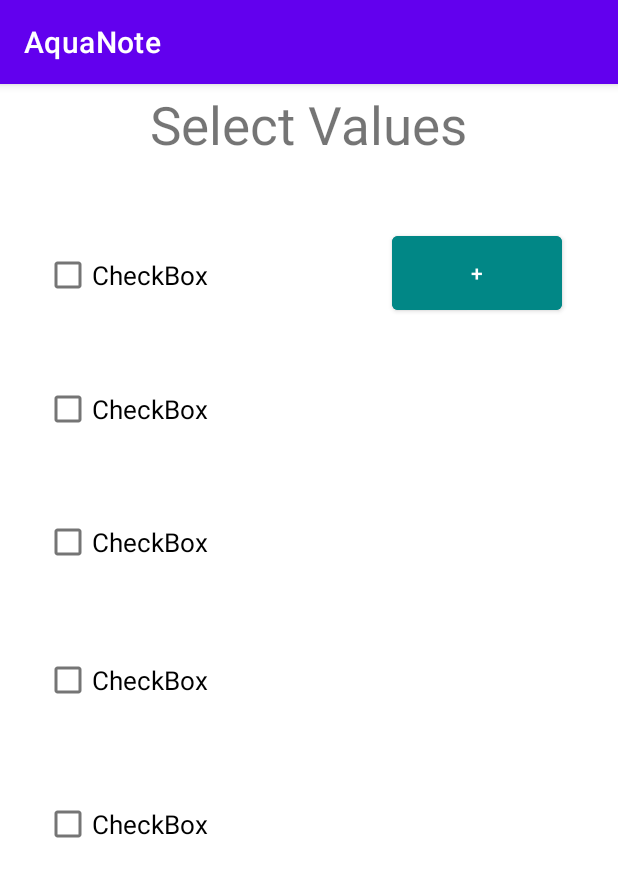
After one commit to ObachtMichi/AquaNote, an Android app: the SelectValuesStart screen opened directly, with no data from a screen before it, on a phone screen of 412 x 824 dp. The commit adds this screen. Shown: the top 877 px of the screen. Run offline under Robolectric (Android 15) with nearby library versions, the light colour scheme and no system bars.

Commit message:
Overhaul startscreen

```diff
--- /dev/null
+++ b/app/src/main/java/com/example/aquanote/SelectValuesStart.java
@@ -0,0 +1,14 @@
+package com.example.aquanote;
+
+import androidx.appcompat.app.AppCompatActivity;
+
+import android.os.Bundle;
+
+public class SelectValuesStart extends AppCompatActivity {
+
+    @Override
+    protected void onCreate(Bundle savedInstanceState) {
+        super.onCreate(savedInstanceState);
+        setContentView(R.layout.activity_select_values_start);
+    }
+}
--- /dev/null
+++ b/app/src/main/res/layout/activity_select_values_start.xml
@@ -0,0 +1,100 @@
+<?xml version="1.0" encoding="utf-8"?>
+<androidx.constraintlayout.widget.ConstraintLayout xmlns:android="http://schemas.android.com/apk/res/android"
+    xmlns:app="http://schemas.android.com/apk/res-auto"
+    xmlns:tools="http://schemas.android.com/tools"
+    android:layout_width="match_parent"
+    android:layout_height="match_parent"
+    tools:context=".SelectValuesStart">
+
+    <TextView
+        android:id="@+id/immSelectValues"
+        android:layout_width="wrap_content"
+        android:layout_height="wrap_content"
+        android:text="Select Values"
+        android:textSize="35dp"
+        app:layout_constraintBottom_toBottomOf="parent"
+        app:layout_constraintEnd_toEndOf="parent"
+        app:layout_constraintHorizontal_bias="0.497"
+        app:layout_constraintStart_toStartOf="parent"
+        app:layout_constraintTop_toTopOf="parent"
+        app:layout_constraintVertical_bias="0.005" />
+
+    <CheckBox
+        android:id="@+id/checkBox"
+        android:layout_width="174dp"
+        android:layout_height="59dp"
+        android:text="CheckBox"
+        android:textSize="17sp"
+        app:layout_constraintBottom_toBottomOf="parent"
+        app:layout_constraintEnd_toEndOf="parent"
+        app:layout_constraintHorizontal_bias="0.122"
+        app:layout_constraintStart_toStartOf="parent"
+        app:layout_constraintTop_toTopOf="@+id/immSelectValues"
+        app:layout_constraintVertical_bias="0.134" />
+
+    <CheckBox
+        android:id="@+id/checkBox4"
+        android:layout_width="174dp"
+        android:layout_height="59dp"
+        android:text="CheckBox"
+        android:textSize="17sp"
+        app:layout_constraintBottom_toBottomOf="parent"
+        app:layout_constraintEnd_toEndOf="parent"
+        app:layout_constraintHorizontal_bias="0.122"
+        app:layout_constraintStart_toStartOf="parent"
+        app:layout_constraintTop_toTopOf="@+id/immSelectValues"
+        app:layout_constraintVertical_bias="0.261" />
+
+    <CheckBox
+        android:id="@+id/checkBox5"
+        android:layout_width="174dp"
+        android:layout_height="59dp"
+        android:text="CheckBox"
+        android:textSize="17sp"
+        app:layout_constraintBottom_toBottomOf="parent"
+        app:layout_constraintEnd_toEndOf="parent"
+        app:layout_constraintHorizontal_bias="0.122"
+        app:layout_constraintStart_toStartOf="parent"
+        app:layout_constraintTop_toTopOf="@+id/immSelectValues"
+        app:layout_constraintVertical_bias="0.387" />
+
+    <CheckBox
+        android:id="@+id/checkBox6"
+        android:layout_width="174dp"
+        android:layout_height="59dp"
+        android:text="CheckBox"
+        android:textSize="17sp"
+        app:layout_constraintBottom_toBottomOf="parent"
+        app:layout_constraintEnd_toEndOf="parent"
+        app:layout_constraintHorizontal_bias="0.122"
+        app:layout_constraintStart_toStartOf="parent"
+        app:layout_constraintTop_toTopOf="@+id/immSelectValues"
+        app:layout_constraintVertical_bias="0.517" />
+
+    <CheckBox
+        android:id="@+id/checkBox7"
+        android:layout_width="174dp"
+        android:layout_height="59dp"
+        android:text="CheckBox"
+        android:textSize="17sp"
+        app:layout_constraintBottom_toBottomOf="parent"
+        app:layout_constraintEnd_toEndOf="parent"
+        app:layout_constraintHorizontal_bias="0.122"
+        app:layout_constraintStart_toStartOf="parent"
+        app:layout_constraintTop_toTopOf="@+id/immSelectValues"
+        app:layout_constraintVertical_bias="0.653" />
+
+    <Button
+        android:id="@+id/button"
+        android:layout_width="113dp"
+        android:layout_height="61dp"
+        android:backgroundTint="@color/teal_700"
+        android:text="+"
+        app:layout_constraintBottom_toBottomOf="parent"
+        app:layout_constraintEnd_toEndOf="parent"
+        app:layout_constraintHorizontal_bias="0.875"
+        app:layout_constraintStart_toStartOf="parent"
+        app:layout_constraintTop_toTopOf="parent"
+        app:layout_constraintVertical_bias="0.135" />
+
+</androidx.constraintlayout.widget.ConstraintLayout>
--- a/app/src/main/res/values/strings.xml
+++ b/app/src/main/res/values/strings.xml
@@ -1,3 +1,4 @@
 <resources>
     <string name="app_name">AquaNote</string>
+    <string name="name">Name</string>
 </resources>
```
Also changed, not shown: app/src/main/AndroidManifest.xml (+6 -1 lines), app/src/main/java/com/example/aquanote/MainActivity.java (+21 -0 lines), app/src/main/res/layout/activity_main.xml (+57 -42 lines), app/src/main/res/drawable/corals_154793_1280.png (added).
